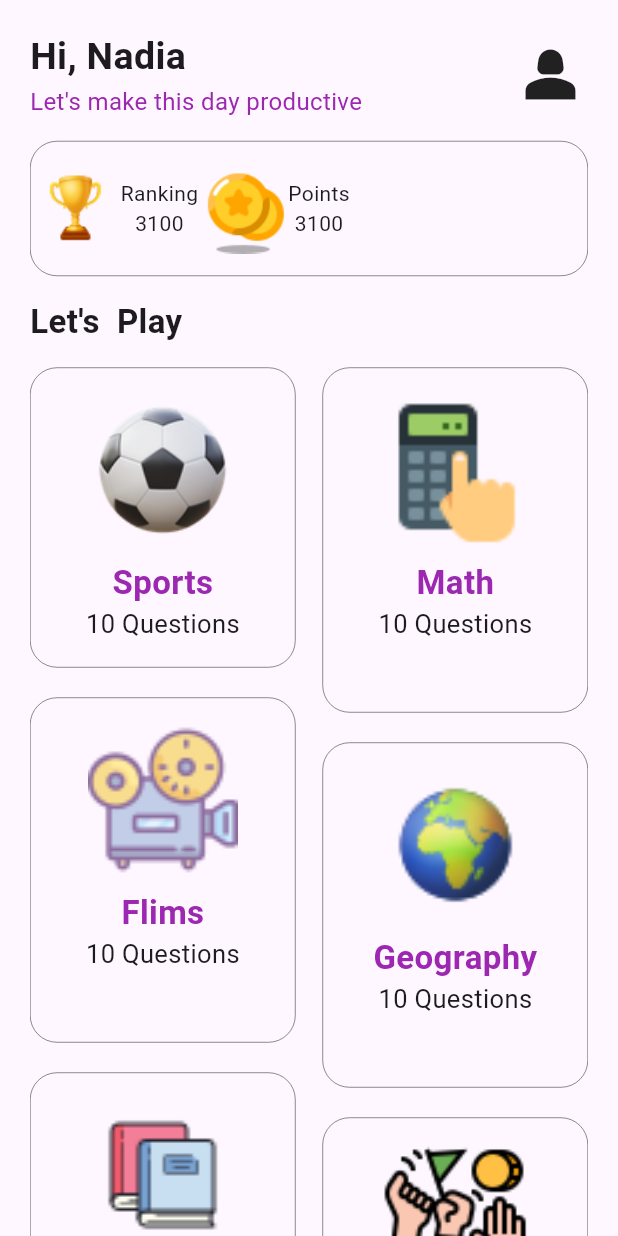
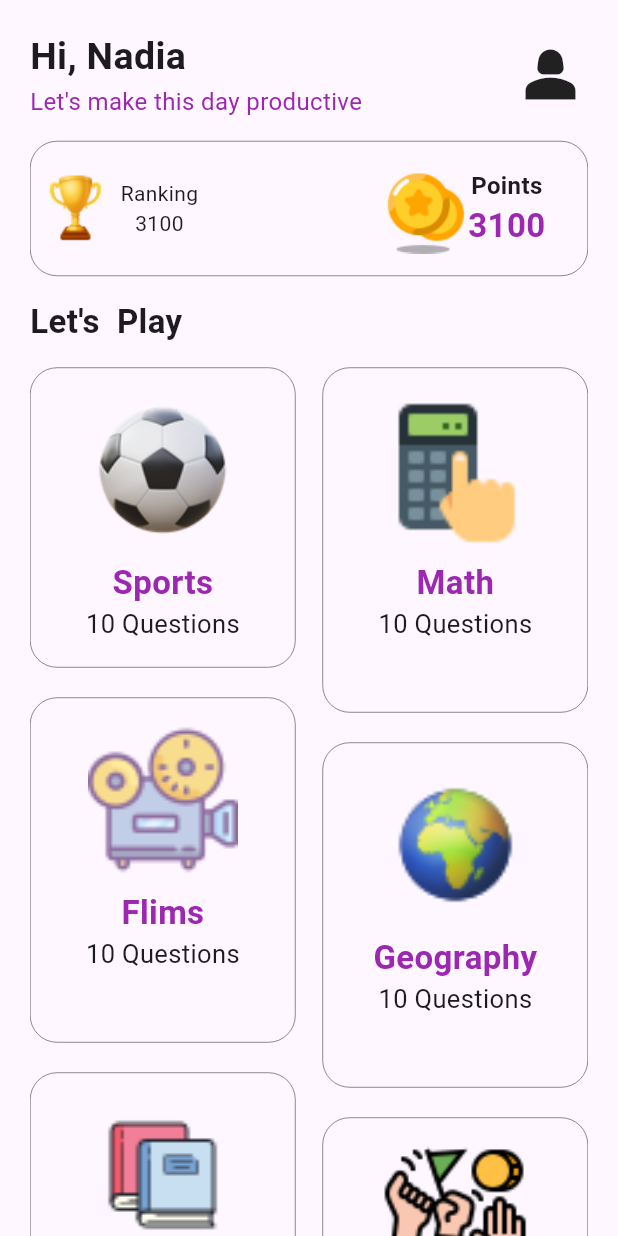
Before and after one commit to sohasara/Quiz-App, a Flutter app: the screen it shows after launch, on a phone screen of 412 x 824 dp. Run offline on Flutter 3.47's test engine with Material 3 defaults, Android fonts, the phone set to English and light mode, and no system bars.

Commit message:
add styling

```diff
--- a/lib/ui/home_page/home.dart
+++ b/lib/ui/home_page/home.dart
@@ -65,6 +65,9 @@ class HomePage extends StatelessWidget {
                         Text('3100'),
                       ],
                     ),
+                    const SizedBox(
+                      width: 120,
+                    ),
                     Image.asset(
                       'assets/coin.png',
                       height: 60,
@@ -72,8 +75,21 @@ class HomePage extends StatelessWidget {
                     const Column(
                       mainAxisAlignment: MainAxisAlignment.center,
                       children: [
-                        Text('Points'),
-                        Text('3100'),
+                        Text(
+                          'Points',
+                          style: TextStyle(
+                            fontSize: 16,
+                            fontWeight: FontWeight.bold,
+                          ),
+                        ),
+                        Text(
+                          '3100',
+                          style: TextStyle(
+                            fontSize: 22,
+                            color: Colors.purple,
+                            fontWeight: FontWeight.w700,
+                          ),
+                        ),
                       ],
                     ),
                   ],
```
